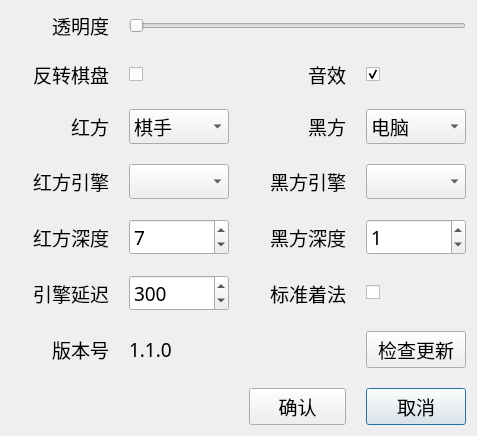
Old version of the form src/ui/settings.ui in the repository StevenBaby/chess.
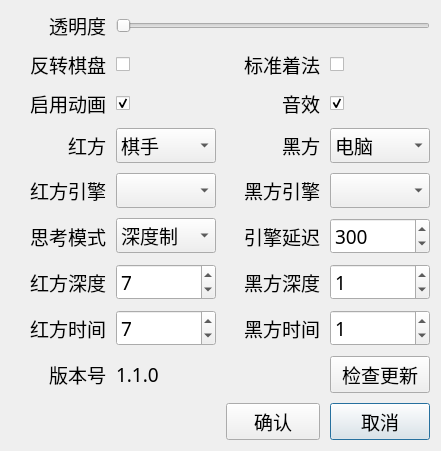
New version of the form.

Commit message: 添加时间设置

Patch:
```diff
--- a/src/ui/settings.ui
+++ b/src/ui/settings.ui
@@ -6,8 +6,8 @@
    <rect>
     <x>0</x>
     <y>0</y>
-    <width>477</width>
-    <height>398</height>
+    <width>441</width>
+    <height>402</height>
    </rect>
   </property>
   <property name="windowTitle">
@@ -17,10 +17,10 @@
    <item>
     <layout class="QGridLayout" name="gridLayout">
      <property name="spacing">
-      <number>20</number>
+      <number>10</number>
      </property>
-     <item row="6" column="0">
-      <widget class="QLabel" name="label_5">
+     <item row="3" column="2">
+      <widget class="QLabel" name="label_4">
        <property name="font">
         <font>
          <family>DengXian</family>
@@ -28,56 +28,14 @@
         </font>
        </property>
        <property name="text">
-        <string>版本号</string>
+        <string>黑方</string>
        </property>
        <property name="alignment">
         <set>Qt::AlignRight|Qt::AlignTrailing|Qt::AlignVCenter</set>
        </property>
       </widget>
      </item>
-     <item row="5" column="3">
-      <widget class="QCheckBox" name="standard_method">
-       <property name="text">
-        <string/>
-       </property>
-       <property name="checked">
-        <bool>false</bool>
-       </property>
-      </widget>
-     </item>
-     <item row="4" column="1">
-      <widget class="QSpinBox" name="red_depth">
-       <property name="font">
-        <font>
-         <family>DengXian</family>
-         <pointsize>14</pointsize>
-        </font>
-       </property>
-       <property name="maximum">
-        <number>10</number>
-       </property>
-       <property name="value">
-        <number>7</number>
-       </property>
-      </widget>
-     </item>
-     <item row="2" column="0">
-      <widget class="QLabel" name="label_3">
-       <property name="font">
-        <font>
-         <family>DengXian</family>
-         <pointsize>14</pointsize>
-        </font>
-       </property>
-       <property name="text">
-        <string>红方</string>
-       </property>
-       <property name="alignment">
-        <set>Qt::AlignRight|Qt::AlignTrailing|Qt::AlignVCenter</set>
-       </property>
-      </widget>
-     </item>
-     <item row="7" column="3">
+     <item row="9" column="3">
       <widget class="QPushButton" name="cancel">
        <property name="font">
         <font>
@@ -90,7 +48,95 @@
        </property>
       </widget>
      </item>
-     <item row="4" column="3">
+     <item row="0" column="0">
+      <widget class="QLabel" name="label">
+       <property name="font">
+        <font>
+         <family>DengXian</family>
+         <pointsize>14</pointsize>
+        </font>
+       </property>
+       <property name="text">
+        <string>透明度</string>
+       </property>
+       <property name="alignment">
+        <set>Qt::AlignRight|Qt::AlignTrailing|Qt::AlignVCenter</set>
+       </property>
+      </widget>
+     </item>
+     <item row="4" column="1">
+      <widget class="QComboBox" name="red_engine">
+       <property name="font">
+        <font>
+         <family>DengXian</family>
+         <pointsize>14</pointsize>
+        </font>
+       </property>
+      </widget>
+     </item>
+     <item row="2" column="1">
+      <widget class="QCheckBox" name="animate">
+       <property name="text">
+        <string/>
+       </property>
+       <property name="checked">
+        <bool>true</bool>
+       </property>
+      </widget>
+     </item>
+     <item row="5" column="2">
+      <widget class="QLabel" name="label_7">
+       <property name="font">
+        <font>
+         <family>DengXian</family>
+         <pointsize>14</pointsize>
+        </font>
+       </property>
+       <property name="text">
+        <string>引擎延迟</string>
+       </property>
+       <property name="alignment">
+        <set>Qt::AlignRight|Qt::AlignTrailing|Qt::AlignVCenter</set>
+       </property>
+      </widget>
+     </item>
+     <item row="3" column="1">
+      <widget class="QComboBox" name="redside">
+       <property name="font">
+        <font>
+         <family>DengXian</family>
+         <pointsize>14</pointsize>
+        </font>
+       </property>
+       <item>
+        <property name="text">
+         <string>棋手</string>
+        </property>
+       </item>
+       <item>
+        <property name="text">
+         <string>电脑</string>
+        </property>
+       </item>
+      </widget>
+     </item>
+     <item row="2" column="0">
+      <widget class="QLabel" name="label_20">
+       <property name="font">
+        <font>
+         <family>DengXian</family>
+         <pointsize>14</pointsize>
+        </font>
+       </property>
+       <property name="text">
+        <string>启用动画</string>
+       </property>
+       <property name="alignment">
+        <set>Qt::AlignRight|Qt::AlignTrailing|Qt::AlignVCenter</set>
+       </property>
+      </widget>
+     </item>
+     <item row="6" column="3">
       <widget class="QSpinBox" name="black_depth">
        <property name="font">
         <font>
@@ -106,7 +152,23 @@
        </property>
       </widget>
      </item>
-     <item row="7" column="2">
+     <item row="6" column="0">
+      <widget class="QLabel" name="label_8">
+       <property name="font">
+        <font>
+         <family>DengXian</family>
+         <pointsize>14</pointsize>
+        </font>
+       </property>
+       <property name="text">
+        <string>红方深度</string>
+       </property>
+       <property name="alignment">
+        <set>Qt::AlignRight|Qt::AlignTrailing|Qt::AlignVCenter</set>
+       </property>
+      </widget>
+     </item>
+     <item row="9" column="2">
       <widget class="QPushButton" name="ok">
        <property name="font">
         <font>
@@ -119,20 +181,27 @@
        </property>
       </widget>
      </item>
-     <item row="6" column="3">
-      <widget class="QPushButton" name="checkupdate">
+     <item row="3" column="3">
+      <widget class="QComboBox" name="blackside">
        <property name="font">
         <font>
          <family>DengXian</family>
          <pointsize>14</pointsize>
         </font>
        </property>
-       <property name="text">
-        <string>检查更新</string>
-       </property>
+       <item>
+        <property name="text">
+         <string>电脑</string>
+        </property>
+       </item>
+       <item>
+        <property name="text">
+         <string>棋手</string>
+        </property>
+       </item>
       </widget>
      </item>
-     <item row="5" column="1">
+     <item row="5" column="3">
       <widget class="QSpinBox" name="delay">
        <property name="font">
         <font>
@@ -148,81 +217,6 @@
        </property>
       </widget>
      </item>
-     <item row="2" column="2">
-      <widget class="QLabel" name="label_4">
-       <property name="font">
-        <font>
-         <family>DengXian</family>
-         <pointsize>14</pointsize>
-        </font>
-       </property>
-       <property name="text">
-        <string>黑方</string>
-       </property>
-       <property name="alignment">
-        <set>Qt::AlignRight|Qt::AlignTrailing|Qt::AlignVCenter</set>
-       </property>
-      </widget>
-     </item>
-     <item row="1" column="1">
-      <widget class="QCheckBox" name="reverse">
-       <property name="text">
-        <string/>
-       </property>
-      </widget>
-     </item>
-     <item row="6" column="1">
-      <widget class="QLabel" name="version">
-       <property name="font">
-        <font>
-         <family>DengXian</family>
-         <pointsize>14</pointsize>
-        </font>
-       </property>
-       <property name="text">
-        <string>1.1.0</string>
-       </property>
-       <property name="alignment">
-        <set>Qt::AlignLeading|Qt::AlignLeft|Qt::AlignVCenter</set>
-       </property>
-      </widget>
-     </item>
-     <item row="2" column="3">
-      <widget class="QComboBox" name="blackside">
-       <property name="font">
-        <font>
-         <family>DengXian</family>
-         <pointsize>14</pointsize>
-        </font>
-       </property>
-       <item>
-        <property name="text">
-         <string>电脑</string>
-        </property>
-       </item>
-       <item>
-        <property name="text">
-         <string>棋手</string>
-        </property>
-       </item>
-      </widget>
-     </item>
-     <item row="4" column="2">
-      <widget class="QLabel" name="label_9">
-       <property name="font">
-        <font>
-         <family>DengXian</family>
-         <pointsize>14</pointsize>
-        </font>
-       </property>
-       <property name="text">
-        <string>黑方深度</string>
-       </property>
-       <property name="alignment">
-        <set>Qt::AlignRight|Qt::AlignTrailing|Qt::AlignVCenter</set>
-       </property>
-      </widget>
-     </item>
      <item row="0" column="1" colspan="3">
       <widget class="QSlider" name="transprancy">
        <property name="font">
@@ -248,17 +242,65 @@
        </property>
       </widget>
      </item>
-     <item row="2" column="1">
-      <widget class="QComboBox" name="redside">
+     <item row="8" column="1">
+      <widget class="QLabel" name="version">
        <property name="font">
         <font>
          <family>DengXian</family>
          <pointsize>14</pointsize>
         </font>
        </property>
+       <property name="text">
+        <string>1.1.0</string>
+       </property>
+       <property name="alignment">
+        <set>Qt::AlignLeading|Qt::AlignLeft|Qt::AlignVCenter</set>
+       </property>
+      </widget>
+     </item>
+     <item row="4" column="2">
+      <widget class="QLabel" name="label_12">
+       <property name="font">
+        <font>
+         <family>DengXian</family>
+         <pointsize>14</pointsize>
+        </font>
+       </property>
+       <property name="text">
+        <string>黑方引擎</string>
+       </property>
+       <property name="alignment">
+        <set>Qt::AlignRight|Qt::AlignTrailing|Qt::AlignVCenter</set>
+       </property>
+      </widget>
+     </item>
+     <item row="6" column="1">
+      <widget class="QSpinBox" name="red_depth">
+       <property name="font">
+        <font>
+         <family>DengXian</family>
+         <pointsize>14</pointsize>
+        </font>
+       </property>
+       <property name="maximum">
+        <number>10</number>
+       </property>
+       <property name="value">
+        <number>7</number>
+       </property>
+      </widget>
+     </item>
+     <item row="5" column="1">
+      <widget class="QComboBox" name="mode">
+       <property name="font">
+        <font>
+         <family>DengXian</family>
+         <pointsize>14</pointsize>
+        </font>
+       </property>
        <item>
         <property name="text">
-         <string>棋手</string>
+         <string>深度制</string>
         </property>
        </item>
        <item>
@@ -268,8 +310,8 @@
        </item>
       </widget>
      </item>
-     <item row="5" column="2">
-      <widget class="QLabel" name="label_10">
+     <item row="5" column="0">
+      <widget class="QLabel" name="label_13">
        <property name="font">
         <font>
          <family>DengXian</family>
@@ -277,13 +319,68 @@
         </font>
        </property>
        <property name="text">
-        <string>标准着法</string>
+        <string>思考模式</string>
        </property>
        <property name="alignment">
         <set>Qt::AlignRight|Qt::AlignTrailing|Qt::AlignVCenter</set>
        </property>
       </widget>
      </item>
+     <item row="4" column="0">
+      <widget class="QLabel" name="label_11">
+       <property name="font">
+        <font>
+         <family>DengXian</family>
+         <pointsize>14</pointsize>
+        </font>
+       </property>
+       <property name="text">
+        <string>红方引擎</string>
+       </property>
+       <property name="alignment">
+        <set>Qt::AlignRight|Qt::AlignTrailing|Qt::AlignVCenter</set>
+       </property>
+      </widget>
+     </item>
+     <item row="6" column="2">
+      <widget class="QLabel" name="label_9">
+       <property name="font">
+        <font>
+         <family>DengXian</family>
+         <pointsize>14</pointsize>
+        </font>
+       </property>
+       <property name="text">
+        <string>黑方深度</string>
+       </property>
+       <property name="alignment">
+        <set>Qt::AlignRight|Qt::AlignTrailing|Qt::AlignVCenter</set>
+       </property>
+      </widget>
+     </item>
+     <item row="8" column="3">
+      <widget class="QPushButton" name="checkupdate">
+       <property name="font">
+        <font>
+         <family>DengXian</family>
+         <pointsize>14</pointsize>
+        </font>
+       </property>
+       <property name="text">
+        <string>检查更新</string>
+       </property>
+      </widget>
+     </item>
+     <item row="4" column="3">
+      <widget class="QComboBox" name="black_engine">
+       <property name="font">
+        <font>
+         <family>DengXian</family>
+         <pointsize>14</pointsize>
+        </font>
+       </property>
+      </widget>
+     </item>
      <item row="1" column="0">
       <widget class="QLabel" name="label_2">
        <property name="font">
@@ -300,7 +397,136 @@
        </property>
       </widget>
      </item>
+     <item row="3" column="0">
+      <widget class="QLabel" name="label_3">
+       <property name="font">
+        <font>
+         <family>DengXian</family>
+         <pointsize>14</pointsize>
+        </font>
+       </property>
+       <property name="text">
+        <string>红方</string>
+       </property>
+       <property name="alignment">
+        <set>Qt::AlignRight|Qt::AlignTrailing|Qt::AlignVCenter</set>
+       </property>
+      </widget>
+     </item>
+     <item row="8" column="0">
+      <widget class="QLabel" name="label_5">
+       <property name="font">
+        <font>
+         <family>DengXian</family>
+         <pointsize>14</pointsize>
+        </font>
+       </property>
+       <property name="text">
+        <string>版本号</string>
+       </property>
+       <property name="alignment">
+        <set>Qt::AlignRight|Qt::AlignTrailing|Qt::AlignVCenter</set>
+       </property>
+      </widget>
+     </item>
+     <item row="1" column="1">
+      <widget class="QCheckBox" name="reverse">
+       <property name="text">
+        <string/>
+       </property>
+      </widget>
+     </item>
+     <item row="7" column="0">
+      <widget class="QLabel" name="label_14">
+       <property name="font">
+        <font>
+         <family>DengXian</family>
+         <pointsize>14</pointsize>
+        </font>
+       </property>
+       <property name="text">
+        <string>红方时间</string>
+       </property>
+       <property name="alignment">
+        <set>Qt::AlignRight|Qt::AlignTrailing|Qt::AlignVCenter</set>
+       </property>
+      </widget>
+     </item>
+     <item row="7" column="1">
+      <widget class="QSpinBox" name="red_time">
+       <property name="font">
+        <font>
+         <family>DengXian</family>
+         <pointsize>14</pointsize>
+        </font>
+       </property>
+       <property name="maximum">
+        <number>100000</number>
+       </property>
+       <property name="value">
+        <number>7</number>
+       </property>
+      </widget>
+     </item>
+     <item row="7" column="2">
+      <widget class="QLabel" name="label_15">
+       <property name="font">
+        <font>
+         <family>DengXian</family>
+         <pointsize>14</pointsize>
+        </font>
+       </property>
+       <property name="text">
+        <string>黑方时间</string>
+       </property>
+       <property name="alignment">
+        <set>Qt::AlignRight|Qt::AlignTrailing|Qt::AlignVCenter</set>
+       </property>
+      </widget>
+     </item>
+     <item row="7" column="3">
+      <widget class="QSpinBox" name="black_time">
+       <property name="font">
+        <font>
+         <family>DengXian</family>
+         <pointsize>14</pointsize>
+        </font>
+       </property>
+       <property name="maximum">
+        <number>100000</number>
+       </property>
+       <property name="value">
+        <number>1</number>
+       </property>
+      </widget>
+     </item>
+     <item row="1" column="2">
+      <widget class="QLabel" name="label_10">
+       <property name="font">
+        <font>
+         <family>DengXian</family>
+         <pointsize>14</pointsize>
+        </font>
+       </property>
+       <property name="text">
+        <string>标准着法</string>
+       </property>
+       <property name="alignment">
+        <set>Qt::AlignRight|Qt::AlignTrailing|Qt::AlignVCenter</set>
+       </property>
+      </widget>
+     </item>
      <item row="1" column="3">
+      <widget class="QCheckBox" name="standard_method">
+       <property name="text">
+        <string/>
+       </property>
+       <property name="checked">
+        <bool>false</bool>
+       </property>
+      </widget>
+     </item>
+     <item row="2" column="3">
       <widget class="QCheckBox" name="audio">
        <property name="text">
         <string/>
@@ -310,39 +536,7 @@
        </property>
       </widget>
      </item>
-     <item row="4" column="0">
-      <widget class="QLabel" name="label_8">
-       <property name="font">
-        <font>
-         <family>DengXian</family>
-         <pointsize>14</pointsize>
-        </font>
-       </property>
-       <property name="text">
-        <string>红方深度</string>
-       </property>
-       <property name="alignment">
-        <set>Qt::AlignRight|Qt::AlignTrailing|Qt::AlignVCenter</set>
-       </property>
-      </widget>
-     </item>
-     <item row="5" column="0">
-      <widget class="QLabel" name="label_7">
-       <property name="font">
-        <font>
-         <family>DengXian</family>
-         <pointsize>14</pointsize>
-        </font>
-       </property>
-       <property name="text">
-        <string>引擎延迟</string>
-       </property>
-       <property name="alignment">
-        <set>Qt::AlignRight|Qt::AlignTrailing|Qt::AlignVCenter</set>
-       </property>
-      </widget>
-     </item>
-     <item row="1" column="2">
+     <item row="2" column="2">
       <widget class="QLabel" name="label_6">
        <property name="font">
         <font>
@@ -358,74 +552,6 @@
        </property>
       </widget>
      </item>
-     <item row="0" column="0">
-      <widget class="QLabel" name="label">
-       <property name="font">
-        <font>
-         <family>DengXian</family>
-         <pointsize>14</pointsize>
-        </font>
-       </property>
-       <property name="text">
-        <string>透明度</string>
-       </property>
-       <property name="alignment">
-        <set>Qt::AlignRight|Qt::AlignTrailing|Qt::AlignVCenter</set>
-       </property>
-      </widget>
-     </item>
-     <item row="3" column="0">
-      <widget class="QLabel" name="label_11">
-       <property name="font">
-        <font>
-         <family>DengXian</family>
-         <pointsize>14</pointsize>
-        </font>
-       </property>
-       <property name="text">
-        <string>红方引擎</string>
-       </property>
-       <property name="alignment">
-        <set>Qt::AlignRight|Qt::AlignTrailing|Qt::AlignVCenter</set>
-       </property>
-      </widget>
-     </item>
-     <item row="3" column="2">
-      <widget class="QLabel" name="label_12">
-       <property name="font">
-        <font>
-         <family>DengXian</family>
-         <pointsize>14</pointsize>
-        </font>
-       </property>
-       <property name="text">
-        <string>黑方引擎</string>
-       </property>
-       <property name="alignment">
-        <set>Qt::AlignRight|Qt::AlignTrailing|Qt::AlignVCenter</set>
-       </property>
-      </widget>
-     </item>
-     <item row="3" column="1">
-      <widget class="QComboBox" name="red_engine">
-       <property name="font">
-        <font>
-         <family>DengXian</family>
-         <pointsize>14</pointsize>
-        </font>
-       </property>
-      </widget>
-     </item>
-     <item row="3" column="3">
-      <widget class="QComboBox" name="black_engine">
-       <property name="font">
-        <font>
-         <family>DengXian</family>
-         <pointsize>14</pointsize>
-        </font>
-       </property>
-      </widget>
-     </item>
     </layout>
    </item>
   </layout>
```
Left out of the diff: 2 changed lines with no effect on the pictures. The commit also changes 8 other files.
